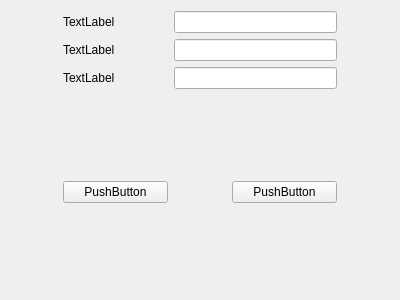
wruwami/TPCAM-M30, file PasswordChangingWidget.ui: the form before one commit.
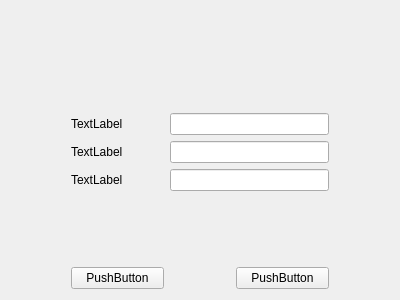
The form after the commit. Custom widgets are drawn as their Qt base class.

Diff of the .ui file:
```diff
--- a/PasswordChangingWidget.ui
+++ b/PasswordChangingWidget.ui
@@ -15,32 +15,51 @@
   </property>
   <layout class="QGridLayout" name="gridLayout_2">
    <item row="0" column="0">
-    <layout class="QGridLayout" name="gridLayout" rowstretch="1,1,1,1,1,1" columnstretch="1,2,1,2,1">
-     <item row="0" column="1">
-      <widget class="CustomLabel" name="currentLabel">
-       <property name="text">
-        <string>TextLabel</string>
-       </property>
-      </widget>
-     </item>
-     <item row="2" column="1">
+    <layout class="QGridLayout" name="gridLayout" rowstretch="26,40,40,40,18,80" columnstretch="100,154,100,154,100">
+     <item row="3" column="1">
       <widget class="CustomLabel" name="confirmLabel">
        <property name="text">
         <string>TextLabel</string>
        </property>
       </widget>
      </item>
-     <item row="4" column="3">
-      <widget class="CustomPushButton" name="cancelPushButton">
+     <item row="5" column="2">
+      <spacer name="horizontalSpacer">
+       <property name="orientation">
+        <enum>Qt::Horizontal</enum>
+       </property>
+       <property name="sizeHint" stdset="0">
+        <size>
+         <width>40</width>
+         <height>20</height>
+        </size>
+       </property>
+      </spacer>
+     </item>
+     <item row="1" column="1">
+      <widget class="CustomLabel" name="currentLabel">
        <property name="text">
-        <string>PushButton</string>
+        <string>TextLabel</string>
        </property>
       </widget>
      </item>
-     <item row="2" column="2" colspan="2">
+     <item row="3" column="2" colspan="2">
       <widget class="CustomLineEdit" name="confirmLineEdit"/>
      </item>
-     <item row="3" column="1">
+     <item row="5" column="0">
+      <spacer name="horizontalSpacer_2">
+       <property name="orientation">
+        <enum>Qt::Horizontal</enum>
+       </property>
+       <property name="sizeHint" stdset="0">
+        <size>
+         <width>40</width>
+         <height>20</height>
+        </size>
+       </property>
+      </spacer>
+     </item>
+     <item row="0" column="2">
       <spacer name="verticalSpacer">
        <property name="orientation">
         <enum>Qt::Vertical</enum>
@@ -53,53 +72,20 @@
        </property>
       </spacer>
      </item>
-     <item row="1" column="1">
-      <widget class="CustomLabel" name="newLabel">
+     <item row="5" column="3">
+      <widget class="CustomPushButton" name="cancelPushButton">
        <property name="text">
-        <string>TextLabel</string>
+        <string>PushButton</string>
        </property>
       </widget>
      </item>
-     <item row="4" column="2">
-      <spacer name="horizontalSpacer">
-       <property name="orientation">
-        <enum>Qt::Horizontal</enum>
-       </property>
-       <property name="sizeHint" stdset="0">
-        <size>
-         <width>40</width>
-         <height>20</height>
-        </size>
-       </property>
-      </spacer>
-     </item>
-     <item row="0" column="2" colspan="2">
-      <widget class="CustomLineEdit" name="currentLineEdit"/>
-     </item>
-     <item row="4" column="0">
-      <spacer name="horizontalSpacer_2">
-       <property name="orientation">
-        <enum>Qt::Horizontal</enum>
-       </property>
-       <property name="sizeHint" stdset="0">
-        <size>
-         <width>40</width>
-         <height>20</height>
-        </size>
-       </property>
-      </spacer>
-     </item>
-     <item row="1" column="2" colspan="2">
+     <item row="2" column="2" colspan="2">
       <widget class="CustomLineEdit" name="newLineEdit"/>
      </item>
-     <item row="4" column="1">
-      <widget class="CustomPushButton" name="okPushButton">
-       <property name="text">
-        <string>PushButton</string>
-       </property>
-      </widget>
+     <item row="1" column="2" colspan="2">
+      <widget class="CustomLineEdit" name="currentLineEdit"/>
      </item>
-     <item row="4" column="4">
+     <item row="5" column="4">
       <spacer name="horizontalSpacer_3">
        <property name="orientation">
         <enum>Qt::Horizontal</enum>
@@ -112,7 +98,21 @@
        </property>
       </spacer>
      </item>
+     <item row="2" column="1">
+      <widget class="CustomLabel" name="newLabel">
+       <property name="text">
+        <string>TextLabel</string>
+       </property>
+      </widget>
+     </item>
      <item row="5" column="1">
+      <widget class="CustomPushButton" name="okPushButton">
+       <property name="text">
+        <string>PushButton</string>
+       </property>
+      </widget>
+     </item>
+     <item row="4" column="1">
       <spacer name="verticalSpacer_2">
        <property name="orientation">
         <enum>Qt::Vertical</enum>
```
